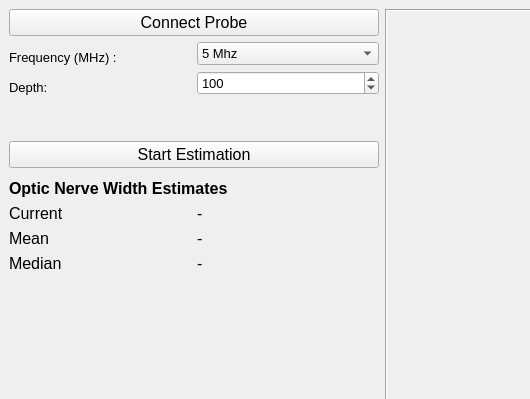
The window that OpticNerve.ui (KitwareMedical/UltrasoundIntersonApps) describes before a commit, drawn with Qt 5; both pictures show x 0 to 530 and y 0 to 399 of the 1140 by 746 pixel window.
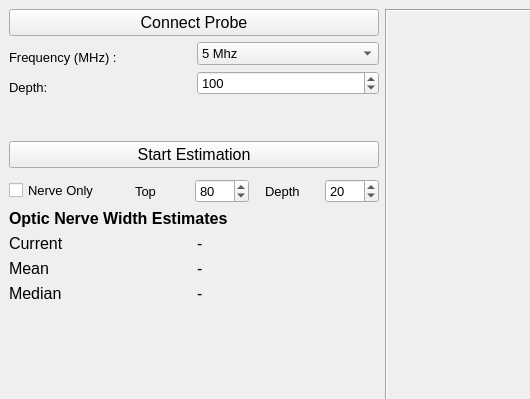
The same window after the commit.

Commit message: added nerve only option

Patch:
```diff
--- a/OpticNerve.ui
+++ b/OpticNerve.ui
@@ -194,6 +194,89 @@
         </property>
        </spacer>
       </item>
+      <item>
+       <layout class="QHBoxLayout" name="horizontalLayout">
+        <item>
+         <widget class="QCheckBox" name="checkBox">
+          <property name="text">
+           <string>Nerve Only</string>
+          </property>
+         </widget>
+        </item>
+        <item>
+         <spacer name="horizontalSpacer_2">
+          <property name="orientation">
+           <enum>Qt::Horizontal</enum>
+          </property>
+          <property name="sizeType">
+           <enum>QSizePolicy::Fixed</enum>
+          </property>
+          <property name="sizeHint" stdset="0">
+           <size>
+            <width>30</width>
+            <height>10</height>
+           </size>
+          </property>
+         </spacer>
+        </item>
+        <item>
+         <widget class="QLabel" name="label_4">
+          <property name="text">
+           <string>Top</string>
+          </property>
+         </widget>
+        </item>
+        <item>
+         <widget class="QSpinBox" name="spinBox_NerveTop">
+          <property name="enabled">
+           <bool>true</bool>
+          </property>
+          <property name="maximum">
+           <number>100</number>
+          </property>
+          <property name="value">
+           <number>80</number>
+          </property>
+         </widget>
+        </item>
+        <item>
+         <spacer name="horizontalSpacer">
+          <property name="orientation">
+           <enum>Qt::Horizontal</enum>
+          </property>
+          <property name="sizeType">
+           <enum>QSizePolicy::Fixed</enum>
+          </property>
+          <property name="sizeHint" stdset="0">
+           <size>
+            <width>10</width>
+            <height>20</height>
+           </size>
+          </property>
+         </spacer>
+        </item>
+        <item>
+         <widget class="QLabel" name="label_5">
+          <property name="text">
+           <string>Depth</string>
+          </property>
+         </widget>
+        </item>
+        <item>
+         <widget class="QSpinBox" name="spinBox_NerveDepth">
+          <property name="minimum">
+           <number>5</number>
+          </property>
+          <property name="maximum">
+           <number>100</number>
+          </property>
+          <property name="value">
+           <number>20</number>
+          </property>
+         </widget>
+        </item>
+       </layout>
+      </item>
       <item>
        <widget class="QLabel" name="label">
         <property name="font">
```
Left out of the diff: 36 changed lines with no effect on the pictures. The commit also changes 7 other files.
